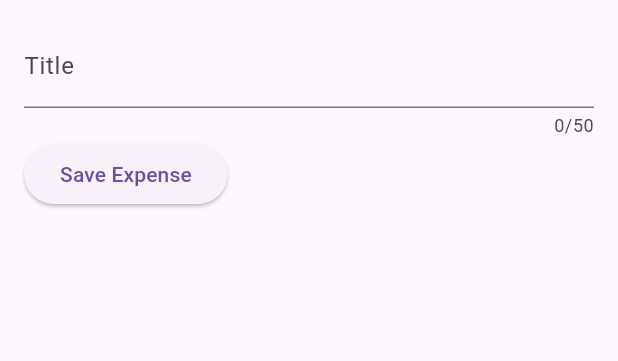
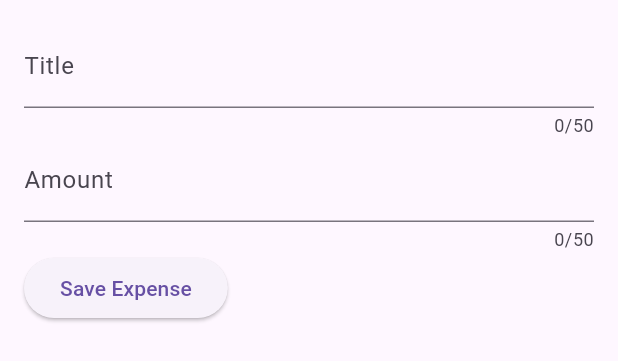
Before and after one commit to IdkBored-d/expense_tracker_fa2025, a Flutter app: the NewExpense widget shown alone on an empty page, opened directly, after a tap on "Save Expense", on a phone screen of 412 x 824 dp. Shown: the top 361 px of the screen. Run offline on Flutter 3.47's test engine with Material 3 defaults, Android fonts, the light colour scheme and no system bars; missing offline and left inert: dart:ffi.

Commit message:
added amount cost

```diff
--- a/lib/new_expense.dart
+++ b/lib/new_expense.dart
@@ -1,3 +1,5 @@
+import 'dart:ffi';
+
 import 'package:flutter/material.dart';
 
 class NewExpense extends StatefulWidget{
@@ -11,10 +13,12 @@ class NewExpense extends StatefulWidget{
 
 class _NewExpenseState extends State<NewExpense>{
   final _titleController = TextEditingController();
+  final _amountController = TextEditingController();
 
   @override
   void dispose(){
     _titleController.dispose();
+    _amountController.dispose();
     super.dispose();
   }
 
@@ -30,10 +34,19 @@ class _NewExpenseState extends State<NewExpense>{
             keyboardType: TextInputType.name,
             decoration: InputDecoration(label: Text('Title')),
             ),
+            TextField(
+            controller: _amountController,
+            maxLength: 50,
+            keyboardType: TextInputType.number,
+            decoration: InputDecoration(
+              prefix: Text('\$'),
+              label: Text('Amount')),
+            ),
             Row(children: [
               ElevatedButton(
                 onPressed: (){
                   print(_titleController.text);
+                  print(_amountController.value);
                 },
                 child: Text('Save Expense'))
             ])
```
